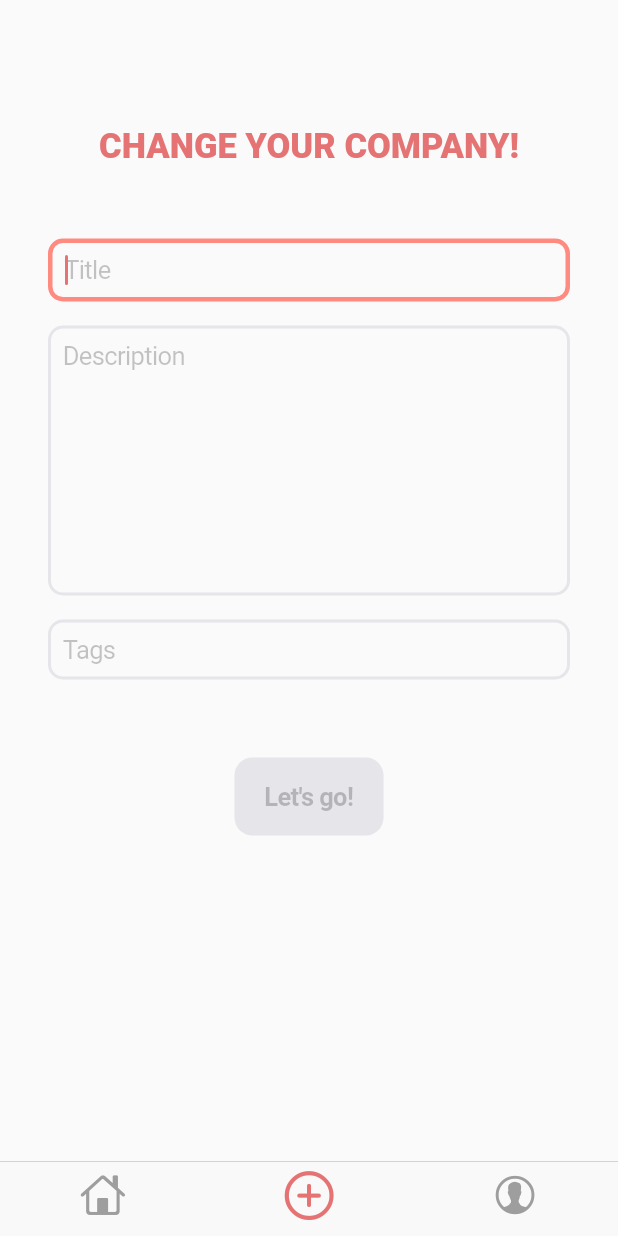
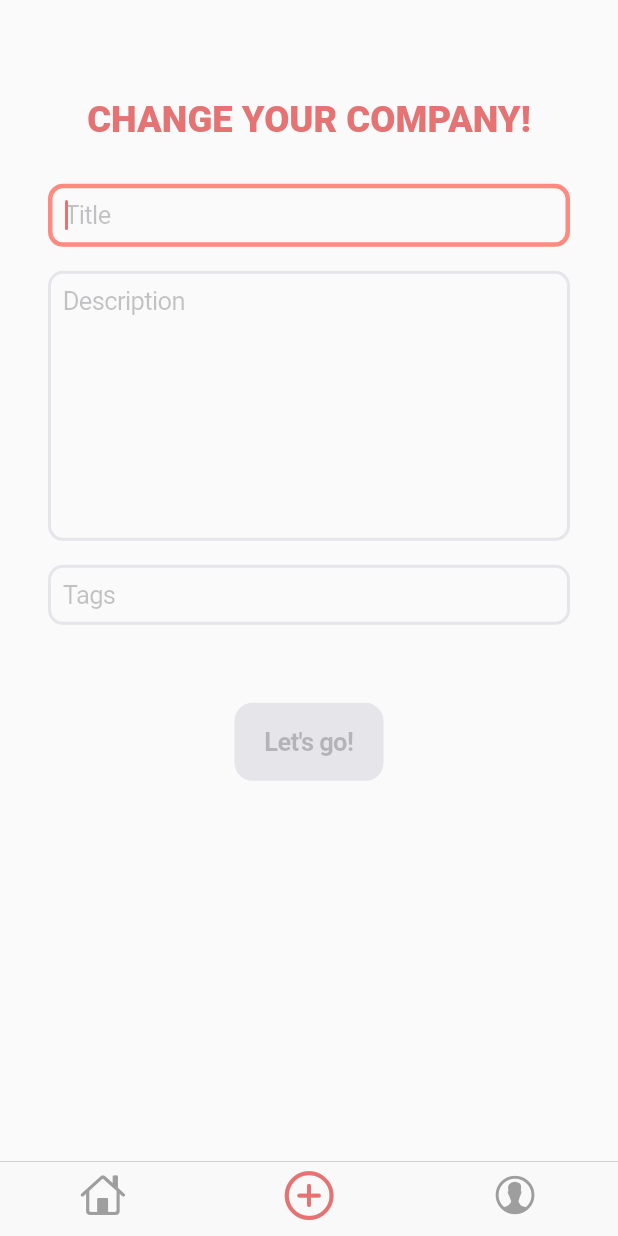
Before and after one commit to migly93/workplace_improver_mobile, a Flutter app: the screen it shows after launch, swiped to page 2, on a phone screen of 412 x 824 dp. Run offline on Flutter 3.47's test engine with Material 2 defaults, Android fonts, the phone set to English and light mode, and no system bars; our stand-ins replace get_it; accounts and stored records are empty; network calls fail.

Commit message:
made initiative form title responsive

```diff
--- a/lib/widgets/initiative_form/initiative_form_title.dart
+++ b/lib/widgets/initiative_form/initiative_form_title.dart
@@ -6,16 +6,23 @@ class InitiativeFormTitle extends StatelessWidget {
 
   @override
   Widget build(BuildContext context) {
+    final mediaQuery = MediaQuery.of(context);
     return Container(
-      child: Text(
-        "CHANGE YOUR COMPANY!",
-        style: TextStyle(
-          color: mainColor,
-          fontSize: 23,
-          fontWeight: FontWeight.w900,
+      child: FittedBox(
+        child: Text(
+          "CHANGE YOUR COMPANY!",
+          style: TextStyle(
+            color: mainColor,
+            fontSize:
+                23 * mediaQuery.textScaleFactor * mediaQuery.size.width / 390,
+            fontWeight: FontWeight.w900,
+          ),
         ),
       ),
-      margin: const EdgeInsets.symmetric(vertical: 48),
+      margin: EdgeInsets.symmetric(
+        vertical:
+            30 * mediaQuery.textScaleFactor * mediaQuery.size.height / 844,
+      ),
     );
   }
 }
```
